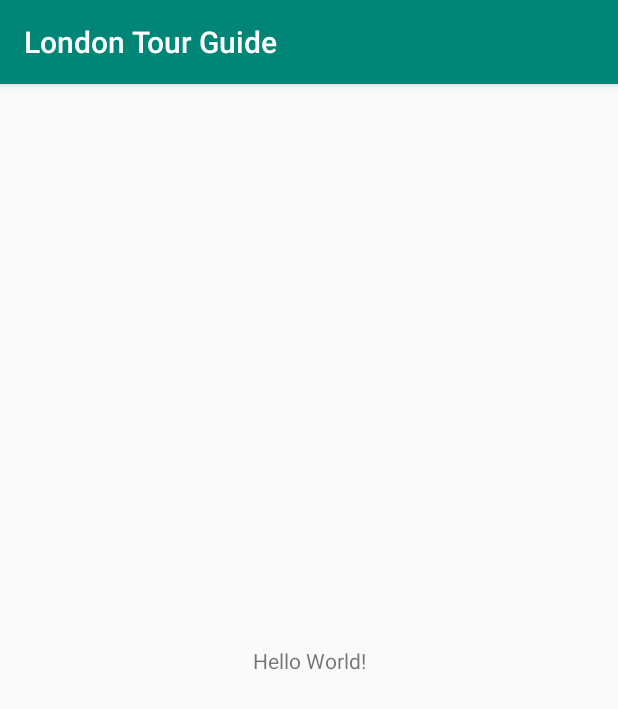
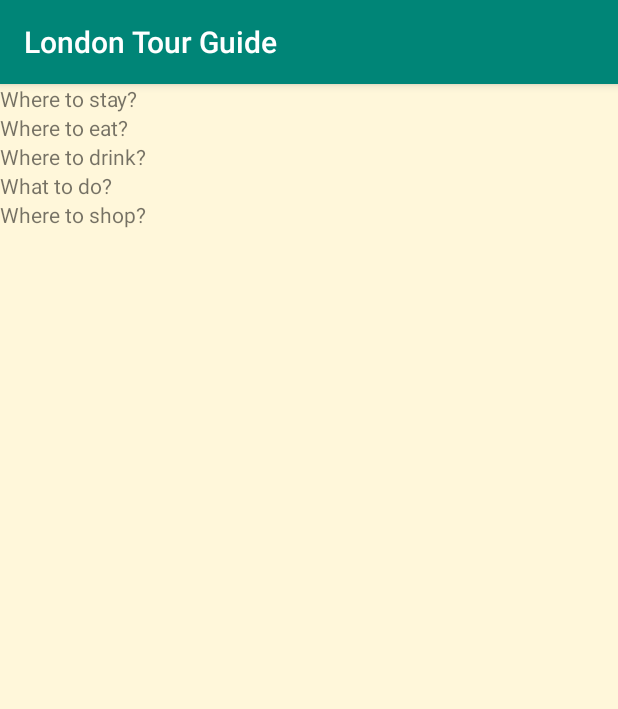
Before and after one commit to FadyFawzyOfficial/LondonTourGuide, an Android app: the screen it shows after launch (MainActivity), on a phone screen of 412 x 824 dp. Shown: the top 709 px of the screen. Run offline under Robolectric (Android 15) with nearby library versions, the phone set to English and light mode, and no system bars.

Commit message:
1.0 Red Lines of Main Layout Design

```diff
--- a/app/src/main/res/layout/activity_main.xml
+++ b/app/src/main/res/layout/activity_main.xml
@@ -1,19 +1,77 @@
 <?xml version="1.0" encoding="utf-8"?>
-<androidx.constraintlayout.widget.ConstraintLayout
+<LinearLayout
 	xmlns:android = "http://schemas.android.com/apk/res/android"
 	xmlns:app = "http://schemas.android.com/apk/res-auto"
 	xmlns:tools = "http://schemas.android.com/tools"
 	android:layout_width = "match_parent"
 	android:layout_height = "match_parent"
+	android:orientation="vertical"
+	android:background="#FFF7DA"
 	tools:context = ".MainActivity">
 
-	<TextView
-		android:layout_width = "wrap_content"
-		android:layout_height = "wrap_content"
-		android:text = "Hello World!"
-		app:layout_constraintBottom_toBottomOf = "parent"
-		app:layout_constraintLeft_toLeftOf = "parent"
-		app:layout_constraintRight_toRightOf = "parent"
-		app:layout_constraintTop_toTopOf = "parent" />
+	<!-- Stay category -->
+	<FrameLayout
+		android:layout_width = "match_parent"
+		android:layout_height = "wrap_content">
 
-</androidx.constraintlayout.widget.ConstraintLayout>
+		<TextView
+			android:id="@+id/stay"
+			android:layout_width = "wrap_content"
+			android:text="Where to stay?"
+			android:layout_height = "wrap_content" />
+
+	</FrameLayout>
+
+	<!-- Eat category -->
+	<FrameLayout
+		android:layout_width = "match_parent"
+		android:layout_height = "wrap_content">
+
+		<TextView
+			android:id="@+id/eat"
+			android:layout_width = "wrap_content"
+			android:text="Where to eat?"
+			android:layout_height = "wrap_content" />
+
+	</FrameLayout>
+
+	<!-- Drink category -->
+	<FrameLayout
+		android:layout_width = "match_parent"
+		android:layout_height = "wrap_content">
+
+		<TextView
+			android:id="@+id/drink"
+			android:layout_width = "wrap_content"
+			android:text="Where to drink?"
+			android:layout_height = "wrap_content" />
+
+	</FrameLayout>
+
+	<!-- Do category -->
+	<FrameLayout
+		android:layout_width = "match_parent"
+		android:layout_height = "wrap_content">
+
+		<TextView
+			android:id="@+id/todo"
+			android:layout_width = "wrap_content"
+			android:text="What to do?"
+			android:layout_height = "wrap_content" />
+
+	</FrameLayout>
+
+	<!-- Shop category -->
+	<FrameLayout
+		android:layout_width = "match_parent"
+		android:layout_height = "wrap_content">
+
+		<TextView
+			android:id="@+id/shop"
+			android:layout_width = "wrap_content"
+			android:text="Where to shop?"
+			android:layout_height = "wrap_content" />
+
+	</FrameLayout>
+
+</LinearLayout>
```
